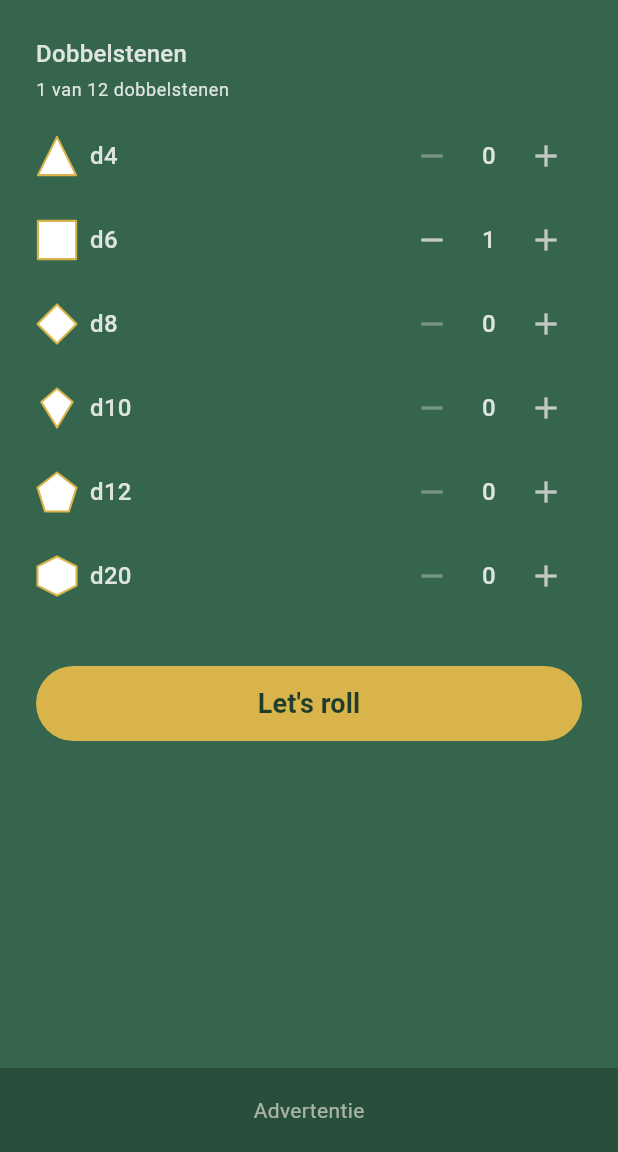
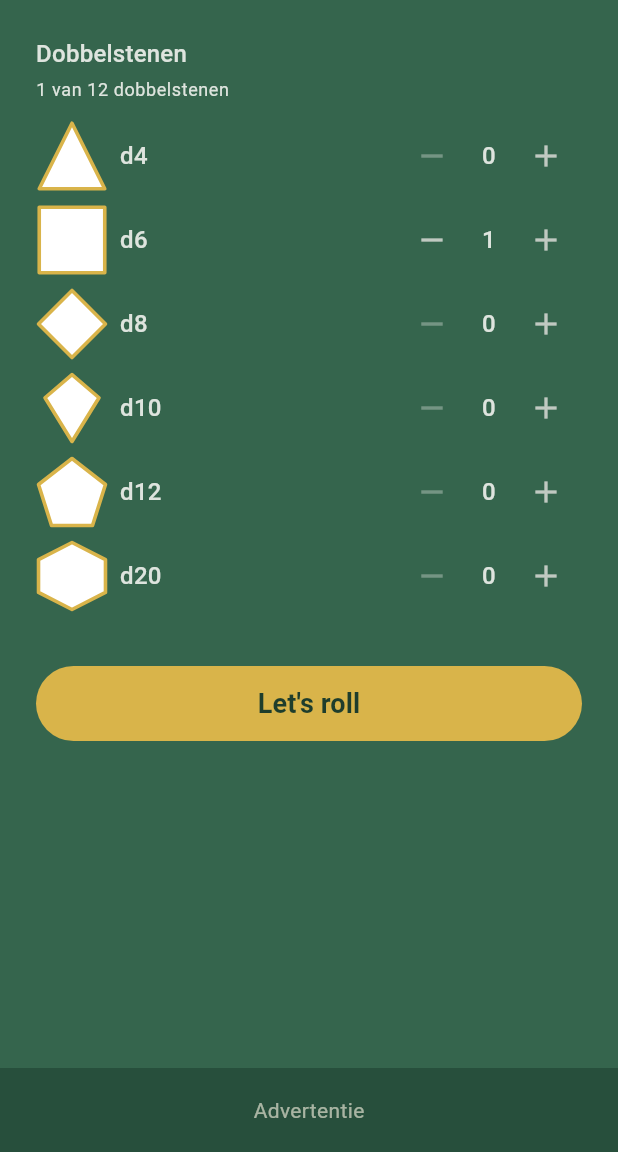
Before and after one commit to KristofNijs/TopDice, a Flutter app: the screen it shows after launch, on a phone screen of 412 x 824 dp, the part 84-1236 px from its top. Run offline on Flutter 3.47's test engine with Material 3 defaults, Android fonts, the phone set to English and light mode, and no system bars; our stand-ins replace shared_preferences.

Commit message:
feat: dobbelsteen-graphics in startscherm vergroten naar 48px (SCRUM-37)

```diff
--- a/lib/main.dart
+++ b/lib/main.dart
@@ -18,6 +18,10 @@ const kSupportedSides = [4, 6, 8, 10, 12, 20];
 
 /// Maximum aantal dobbelstenen in een samengestelde worp.
 const int kMaxDice = 12;
+
+/// Zijde van de dobbelsteen-graphic in het startscherm, in logical
+/// pixels (SCRUM-37).
+const double kPoolShapeSize = 48.0;
 
 /// Sleutel waaronder de samengestelde dobbelsteenpool bewaard wordt
 /// tussen sessies, als JSON-map "soort: aantal".
@@ -208,7 +212,9 @@ class _MainMenuScreenState extends State<MainMenuScreen> {
               child: Row(
                 children: [
                   DiceShape(
-                      key: Key('pool-shape-$sides'), sides: sides, size: 28),
+                      key: Key('pool-shape-$sides'),
+                      sides: sides,
+                      size: kPoolShapeSize),
                   const SizedBox(width: 8),
                   Text('d$sides', style: theme.textTheme.titleMedium),
                   const Spacer(),
```
Also changed, not shown: 1 other file.
